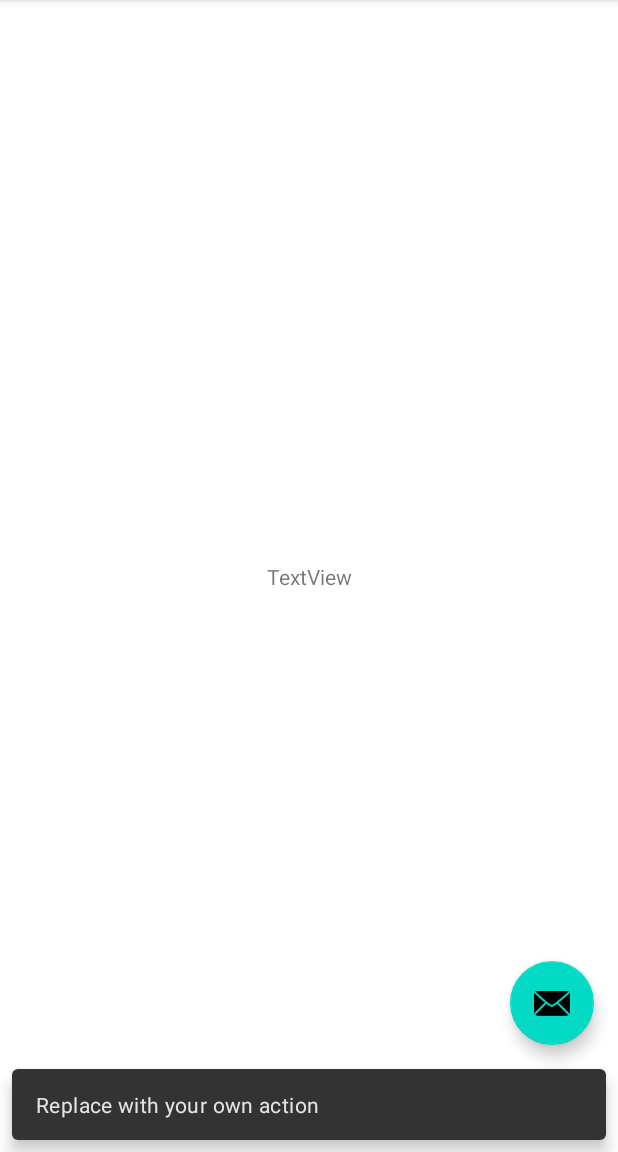
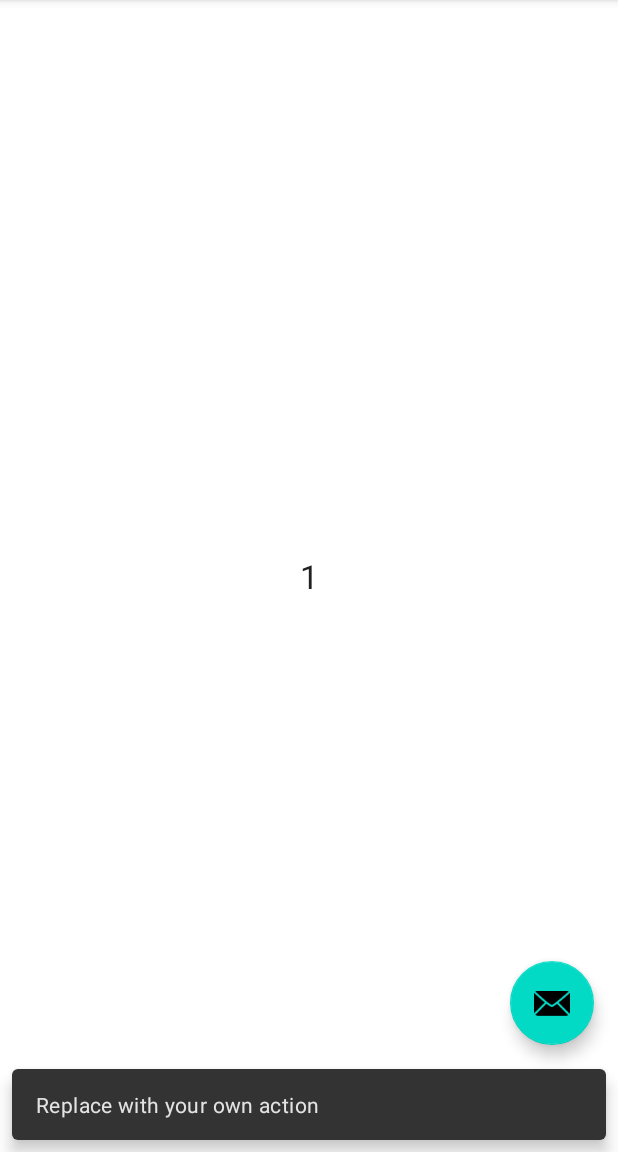
Before and after one commit to piusmnwilson/NoteKeeper, an Android app: the screen it shows after launch (MainActivity), after a tap on an icon or button, on a phone screen of 412 x 824 dp, the part 84-1236 px from its top. Run offline under Robolectric (Android 15) with nearby library versions, the phone set to English and light mode, and no system bars.

Commit message:
fixed TexView from hello world to 1.

```diff
--- a/app/src/main/res/layout/activity_main.xml
+++ b/app/src/main/res/layout/activity_main.xml
@@ -4,6 +4,7 @@
     xmlns:tools="http://schemas.android.com/tools"
     android:layout_width="match_parent"
     android:layout_height="match_parent"
+    android:visibility="visible"
     tools:context=".MainActivity">
 
     <com.google.android.material.appbar.AppBarLayout
--- a/app/src/main/res/layout/content_main.xml
+++ b/app/src/main/res/layout/content_main.xml
@@ -1,19 +1,26 @@
 <?xml version="1.0" encoding="utf-8"?>
-<androidx.constraintlayout.widget.ConstraintLayout xmlns:android="http://schemas.android.com/apk/res/android"
+<androidx.constraintlayout.widget.ConstraintLayout
+    xmlns:android="http://schemas.android.com/apk/res/android"
     xmlns:app="http://schemas.android.com/apk/res-auto"
     xmlns:tools="http://schemas.android.com/tools"
     android:layout_width="match_parent"
     android:layout_height="match_parent"
     app:layout_behavior="@string/appbar_scrolling_view_behavior">
 
-
     <TextView
-        android:id="@+id/textView"
+        android:id="@+id/textDisplayedValue"
         android:layout_width="wrap_content"
         android:layout_height="wrap_content"
-        android:text="TextView"
+        android:layout_marginStart="8dp"
+        android:layout_marginTop="8dp"
+        android:layout_marginEnd="8dp"
+        android:layout_marginBottom="8dp"
+        android:text="@string/_1"
+        android:textAppearance="@android:style/TextAppearance.Material.Large"
+        android:visibility="visible"
         app:layout_constraintBottom_toBottomOf="parent"
         app:layout_constraintEnd_toEndOf="parent"
         app:layout_constraintStart_toStartOf="parent"
-        app:layout_constraintTop_toTopOf="parent" />
+        app:layout_constraintTop_toTopOf="parent"
+        tools:text="@string/_1" />
 </androidx.constraintlayout.widget.ConstraintLayout>
--- /dev/null
+++ b/app/src/main/res/values-night/strings.xml
@@ -0,0 +1,4 @@
+<?xml version="1.0" encoding="utf-8"?>
+<resources>
+    <string name="_1">1</string>
+</resources>
--- a/app/src/main/res/values/strings.xml
+++ b/app/src/main/res/values/strings.xml
@@ -9,4 +9,5 @@
 
     <string name="hello_first_fragment">Hello first fragment</string>
     <string name="hello_second_fragment">Hello second fragment. Arg: %1$s</string>
+    <string name="_1">1</string>
 </resources>
```
